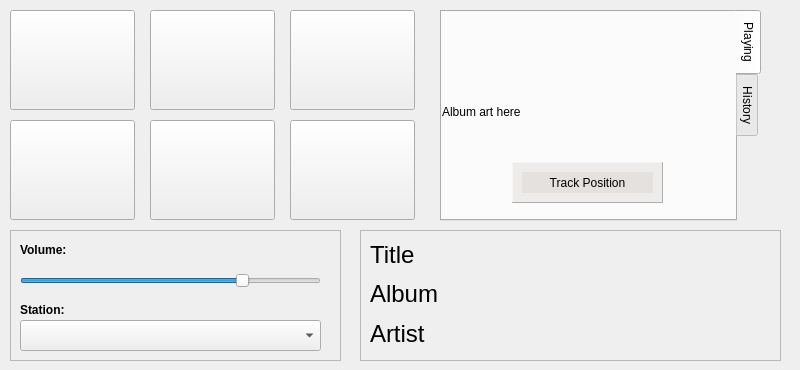
Old version of the form qAndora-mobile.ui in the repository JeffHoogland/qAndora.
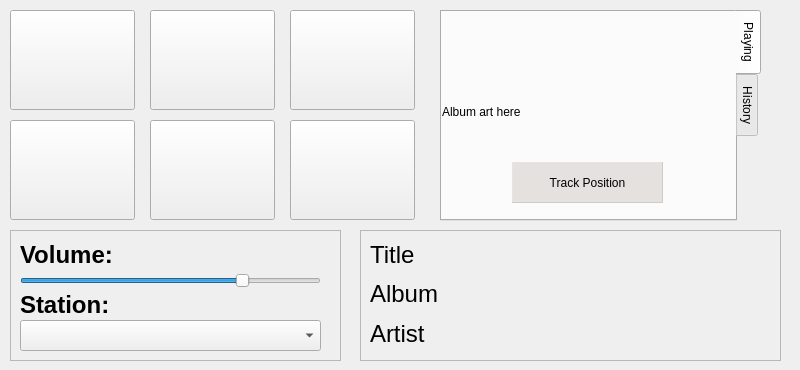
New version of the form. Icons and pictures are not drawn.

Commit message: Updated font sizes in both UIs

```diff
--- a/qAndora-mobile.ui
+++ b/qAndora-mobile.ui
@@ -513,10 +513,10 @@
       <widget class="QLabel" name="positionLabel">
        <property name="geometry">
         <rect>
-         <x>10</x>
-         <y>10</y>
-         <width>131</width>
-         <height>21</height>
+         <x>0</x>
+         <y>0</y>
+         <width>151</width>
+         <height>41</height>
         </rect>
        </property>
        <property name="palette">
@@ -1260,12 +1260,12 @@
       <rect>
        <x>10</x>
        <y>10</y>
-       <width>77</width>
-       <height>21</height>
+       <width>101</width>
+       <height>31</height>
       </rect>
      </property>
      <property name="text">
-      <string>&lt;b&gt;Volume:&lt;/b&gt;</string>
+      <string>&lt;html&gt;&lt;head/&gt;&lt;body&gt;&lt;p&gt;&lt;span style=&quot; font-size:18pt; font-weight:600;&quot;&gt;Volume:&lt;/span&gt;&lt;/p&gt;&lt;/body&gt;&lt;/html&gt;</string>
      </property>
      <property name="textFormat">
       <enum>Qt::AutoText</enum>
@@ -1275,13 +1275,13 @@
      <property name="geometry">
       <rect>
        <x>10</x>
-       <y>70</y>
-       <width>77</width>
-       <height>21</height>
+       <y>60</y>
+       <width>101</width>
+       <height>31</height>
       </rect>
      </property>
      <property name="text">
-      <string>&lt;b&gt;Station:&lt;/b&gt;</string>
+      <string>&lt;html&gt;&lt;head/&gt;&lt;body&gt;&lt;p&gt;&lt;span style=&quot; font-size:18pt; font-weight:600;&quot;&gt;Station:&lt;/span&gt;&lt;/p&gt;&lt;/body&gt;&lt;/html&gt;</string>
      </property>
     </widget>
    </widget>
```
Left out of the diff: 5 changed lines with no effect on the pictures. The commit also changes 9 other files.
